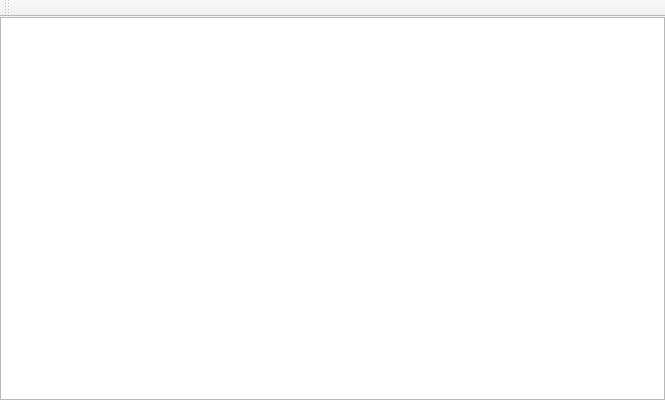
This is src/CoreGui/source/StringListWidget.ui in JPNaude/Qtilities as Qt 5 draws it before an edit. The edited form follows.
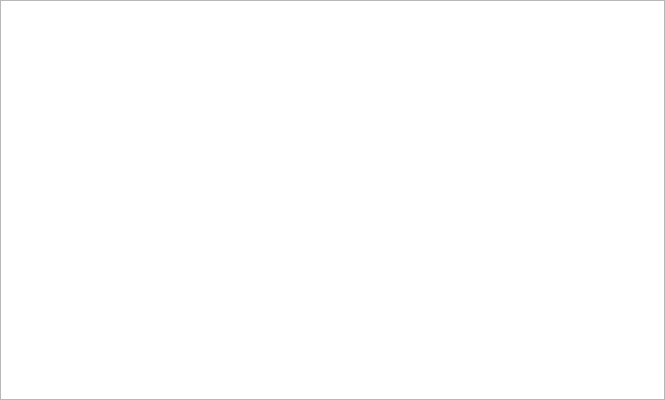
This is the edited form.

What changed in the file:
```diff
--- a/src/CoreGui/source/StringListWidget.ui
+++ b/src/CoreGui/source/StringListWidget.ui
@@ -26,17 +26,6 @@
     </item>
    </layout>
   </widget>
-  <widget class="QToolBar" name="toolBar">
-   <property name="windowTitle">
-    <string>toolBar</string>
-   </property>
-   <attribute name="toolBarArea">
-    <enum>TopToolBarArea</enum>
-   </attribute>
-   <attribute name="toolBarBreak">
-    <bool>false</bool>
-   </attribute>
-  </widget>
   <action name="actionExit">
    <property name="text">
     <string>Exit</string>
```
